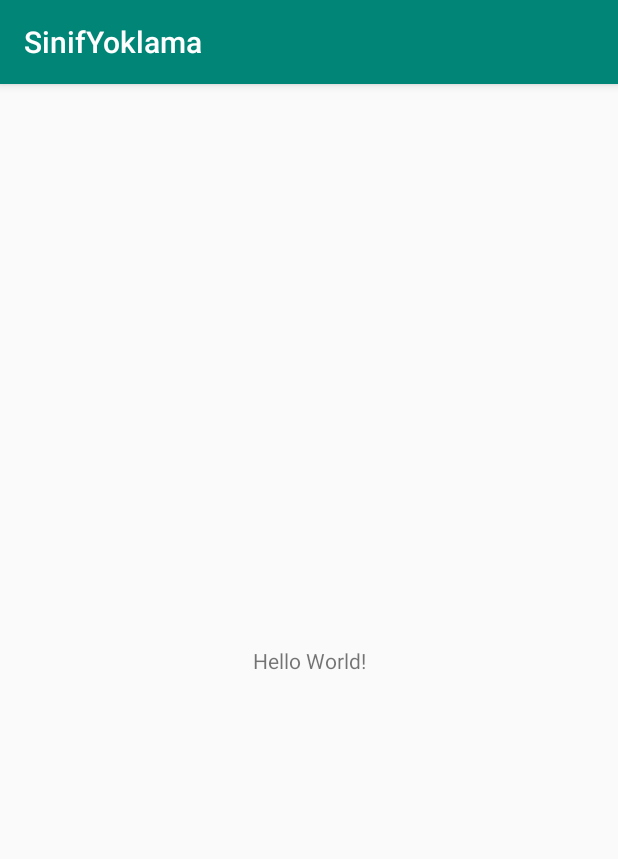
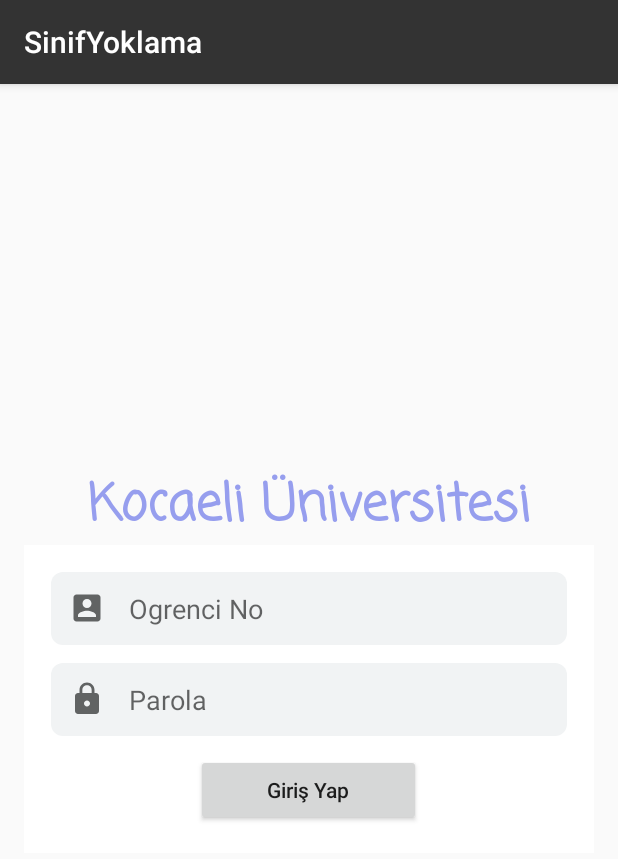
Before and after one commit to kadirdogan97/SinifYoklama, an Android app: the screen it shows after launch (MainActivity before the commit, LoginActivity after it), on a phone screen of 412 x 824 dp. Shown: the top 859 px of the screen. Run offline under Robolectric (Android 15) with nearby library versions, the light colour scheme and no system bars; our stand-ins replace data binding.

Commit message:
retrofit and login page added

```diff
--- a/app/src/main/AndroidManifest.xml
+++ b/app/src/main/AndroidManifest.xml
@@ -1,21 +1,23 @@
 <?xml version="1.0" encoding="utf-8"?>
 <manifest xmlns:android="http://schemas.android.com/apk/res/android"
     package="com.kadirdogan97.sinifyoklama">
-
+    <uses-permission android:name="android.permission.INTERNET"/>
     <application
         android:allowBackup="true"
         android:icon="@mipmap/ic_launcher"
         android:label="@string/app_name"
         android:roundIcon="@mipmap/ic_launcher_round"
         android:supportsRtl="true"
+        android:usesCleartextTraffic="true"
         android:theme="@style/AppTheme">
-        <activity android:name=".MainActivity">
+        <activity android:name=".LoginActivity">
             <intent-filter>
                 <action android:name="android.intent.action.MAIN" />
 
                 <category android:name="android.intent.category.LAUNCHER" />
             </intent-filter>
         </activity>
+        <activity android:name=".MainActivity"></activity>
     </application>
 
 </manifest>
--- /dev/null
+++ b/app/src/main/java/com/kadirdogan97/sinifyoklama/AuthListener.kt
@@ -0,0 +1,9 @@
+package com.kadirdogan97.sinifyoklama
+
+import androidx.lifecycle.LiveData
+
+interface AuthListener {
+    fun onStarted()
+    fun onSuccess(loginResponse: LiveData<Login>)
+    fun onFailure(message: String?)
+}
--- /dev/null
+++ b/app/src/main/java/com/kadirdogan97/sinifyoklama/AuthViewModel.kt
@@ -0,0 +1,20 @@
+package com.kadirdogan97.sinifyoklama
+
+import android.view.View
+import androidx.lifecycle.ViewModel
+
+class AuthViewModel: ViewModel() {
+    var username: String? = null
+    var password: String? = null
+    var authListener: AuthListener? = null
+
+    fun onLoginButtonClick(view: View){
+        authListener?.onStarted()
+        if(username.isNullOrEmpty()||password.isNullOrEmpty()){
+            authListener?.onFailure("Invalid Student No or Password")
+            return
+        }
+        val loginResponse = LoginRepository().userLogin(username!!, password!!)
+        authListener?.onSuccess(loginResponse)
+    }
+}
--- /dev/null
+++ b/app/src/main/java/com/kadirdogan97/sinifyoklama/LoginActivity.kt
@@ -0,0 +1,50 @@
+package com.kadirdogan97.sinifyoklama
+
+import android.content.Intent
+import androidx.appcompat.app.AppCompatActivity
+import android.os.Bundle
+import androidx.databinding.DataBindingUtil
+import androidx.lifecycle.LiveData
+import androidx.lifecycle.Observer
+import androidx.lifecycle.ViewModelProviders
+import com.kadirdogan97.sinifyoklama.databinding.ActivityLoginBinding
+import com.kadirdogan97.yoklasinifi.util.hide
+import com.kadirdogan97.yoklasinifi.util.show
+import com.kadirdogan97.yoklasinifi.util.toast
+import kotlinx.android.synthetic.main.activity_login.*
+
+class LoginActivity : AppCompatActivity(), AuthListener {
+
+
+    override fun onCreate(savedInstanceState: Bundle?) {
+        super.onCreate(savedInstanceState)
+        val binding: ActivityLoginBinding = DataBindingUtil.setContentView(this,R.layout.activity_login)
+        val viewModel = ViewModelProviders.of(this).get(AuthViewModel::class.java)
+        binding.viewmodel = viewModel
+        viewModel.authListener = this
+    }
+
+    override fun onStarted() {
+        toast("Login Started")
+        progress_bar.show()
+    }
+
+    override fun onSuccess(loginResponse: LiveData<Login>) {
+        val intent = Intent(this, MainActivity::class.java)
+        loginResponse.observe(this, Observer {
+            progress_bar.hide()
+            toast(it.success.toString())
+            intent.putExtra("LoginUser", it)
+            if(it.success!!){
+                startActivity(intent)
+            }
+        })
+
+    }
+
+    override fun onFailure(message: String?) {
+        progress_bar.hide()
+        toast("Login Failure")
+    }
+
+}
--- a/app/src/main/java/com/kadirdogan97/sinifyoklama/MainActivity.kt
+++ b/app/src/main/java/com/kadirdogan97/sinifyoklama/MainActivity.kt
@@ -2,11 +2,14 @@
 
 import androidx.appcompat.app.AppCompatActivity
 import android.os.Bundle
+import com.kadirdogan97.yoklasinifi.util.toast
 
 class MainActivity : AppCompatActivity() {
 
     override fun onCreate(savedInstanceState: Bundle?) {
         super.onCreate(savedInstanceState)
         setContentView(R.layout.activity_main)
+        var myLogin = intent.getSerializableExtra("LoginUser") as Login
+        toast(myLogin.success.toString())
     }
 }
--- /dev/null
+++ b/app/src/main/res/drawable-v24/edit_text_round_gray_background.xml
@@ -0,0 +1,12 @@
+<?xml version="1.0" encoding="utf-8"?>
+<shape xmlns:android="http://schemas.android.com/apk/res/android"
+       android:shape="rectangle" android:padding="10dp">
+
+    <solid android:color="#f1f3f4"/>
+
+    <corners
+            android:bottomRightRadius="8dp"
+            android:bottomLeftRadius="8dp"
+            android:topLeftRadius="8dp"
+            android:topRightRadius="8dp"/>
+</shape>
--- /dev/null
+++ b/app/src/main/res/drawable-v24/ic_email.xml
@@ -0,0 +1,5 @@
+<vector android:height="24dp" android:tint="#616363"
+    android:viewportHeight="24.0" android:viewportWidth="24.0"
+    android:width="24dp" xmlns:android="http://schemas.android.com/apk/res/android">
+    <path android:fillColor="#FF000000" android:pathData="M20,4L4,4c-1.1,0 -1.99,0.9 -1.99,2L2,18c0,1.1 0.9,2 2,2h16c1.1,0 2,-0.9 2,-2L22,6c0,-1.1 -0.9,-2 -2,-2zM20,8l-8,5 -8,-5L4,6l8,5 8,-5v2z"/>
+</vector>
--- /dev/null
+++ b/app/src/main/res/drawable-v24/ic_lock.xml
@@ -0,0 +1,5 @@
+<vector android:height="24dp" android:tint="#616363"
+    android:viewportHeight="24.0" android:viewportWidth="24.0"
+    android:width="24dp" xmlns:android="http://schemas.android.com/apk/res/android">
+    <path android:fillColor="#FF000000" android:pathData="M18,8h-1L17,6c0,-2.76 -2.24,-5 -5,-5S7,3.24 7,6v2L6,8c-1.1,0 -2,0.9 -2,2v10c0,1.1 0.9,2 2,2h12c1.1,0 2,-0.9 2,-2L20,10c0,-1.1 -0.9,-2 -2,-2zM12,17c-1.1,0 -2,-0.9 -2,-2s0.9,-2 2,-2 2,0.9 2,2 -0.9,2 -2,2zM15.1,8L8.9,8L8.9,6c0,-1.71 1.39,-3.1 3.1,-3.1 1.71,0 3.1,1.39 3.1,3.1v2z"/>
+</vector>
--- /dev/null
+++ b/app/src/main/res/drawable-v24/ic_name.xml
@@ -0,0 +1,5 @@
+<vector android:height="24dp" android:tint="#616363"
+    android:viewportHeight="24.0" android:viewportWidth="24.0"
+    android:width="24dp" xmlns:android="http://schemas.android.com/apk/res/android">
+    <path android:fillColor="#FF000000" android:pathData="M3,5v14c0,1.1 0.89,2 2,2h14c1.1,0 2,-0.9 2,-2L21,5c0,-1.1 -0.9,-2 -2,-2L5,3c-1.11,0 -2,0.9 -2,2zM15,9c0,1.66 -1.34,3 -3,3s-3,-1.34 -3,-3 1.34,-3 3,-3 3,1.34 3,3zM6,17c0,-2 4,-3.1 6,-3.1s6,1.1 6,3.1v1L6,18v-1z"/>
+</vector>
--- /dev/null
+++ b/app/src/main/res/layout/activity_login.xml
@@ -0,0 +1,106 @@
+<?xml version="1.0" encoding="utf-8"?>
+<layout xmlns:android="http://schemas.android.com/apk/res/android"
+    xmlns:app="http://schemas.android.com/apk/res-auto"
+    xmlns:tools="http://schemas.android.com/tools">
+
+    <data>
+        <variable
+            name="viewmodel"
+            type="com.kadirdogan97.sinifyoklama.AuthViewModel" />
+    </data>
+
+    <androidx.constraintlayout.widget.ConstraintLayout
+        android:layout_width="match_parent"
+        android:layout_height="match_parent"
+        tools:context=".LoginActivity">
+
+        <LinearLayout
+            android:id="@+id/linearLayout"
+            android:layout_width="match_parent"
+            android:layout_height="wrap_content"
+            android:orientation="vertical"
+            android:padding="16dp"
+            app:layout_constraintBottom_toBottomOf="parent"
+            app:layout_constraintEnd_toEndOf="parent"
+            app:layout_constraintStart_toStartOf="parent"
+            app:layout_constraintTop_toTopOf="parent">
+
+
+            <LinearLayout
+                android:id="@+id/linearLayout1"
+                android:layout_width="match_parent"
+                android:layout_height="wrap_content"
+                android:layout_centerHorizontal="true"
+                android:orientation="vertical">
+
+                <TextView
+                    android:layout_width="wrap_content"
+                    android:layout_height="wrap_content"
+                    android:layout_gravity="center_horizontal"
+                    android:text="Kocaeli Üniversitesi"
+                    android:textAllCaps="false"
+                    android:textAppearance="@style/TextAppearance.AppCompat.Display1"
+                    android:textColor="#969EEE"
+                    android:textStyle="bold"
+                    android:typeface="monospace"
+                    app:fontFamily="casual" />
+
+            </LinearLayout>
+
+            <LinearLayout
+                android:id="@+id/linearLayout2"
+                android:layout_width="match_parent"
+                android:layout_height="wrap_content"
+                android:layout_below="@id/linearLayout1"
+                android:background="#ffffff"
+                android:orientation="vertical"
+                android:padding="18dp">
+
+                <EditText
+                    android:layout_width="match_parent"
+                    android:layout_height="match_parent"
+                    android:layout_marginBottom="12dp"
+                    android:background="@drawable/edit_text_round_gray_background"
+                    android:drawableLeft="@drawable/ic_name"
+                    android:drawablePadding="16dp"
+                    android:hint="Ogrenci No"
+                    android:inputType="text"
+                    android:padding="12dp"
+                    android:text="@={viewmodel.username}" />
+
+                <EditText
+                    android:layout_width="match_parent"
+                    android:layout_height="match_parent"
+                    android:layout_marginBottom="12dp"
+                    android:background="@drawable/edit_text_round_gray_background"
+                    android:drawableLeft="@drawable/ic_lock"
+                    android:drawablePadding="16dp"
+                    android:hint="Parola"
+                    android:inputType="textPassword"
+                    android:padding="12dp"
+                    android:text="@={viewmodel.password}" />
+
+                <Button
+                    android:layout_width="150dp"
+                    android:layout_height="wrap_content"
+                    android:layout_gravity="center_horizontal"
+                    android:onClick="@{viewmodel::onLoginButtonClick}"
+                    android:text="Giriş Yap"
+                    android:textAllCaps="false" />
+
+            </LinearLayout>
+
+        </LinearLayout>
+
+        <ProgressBar
+            android:id="@+id/progress_bar"
+            android:layout_width="wrap_content"
+            android:layout_height="wrap_content"
+            android:layout_gravity="center_horizontal|center_vertical"
+            android:visibility="invisible"
+            app:layout_constraintEnd_toEndOf="parent"
+            app:layout_constraintStart_toStartOf="parent"
+            app:layout_constraintTop_toBottomOf="@+id/linearLayout" />
+
+    </androidx.constraintlayout.widget.ConstraintLayout>
+</layout>
--- a/app/src/main/res/values/colors.xml
+++ b/app/src/main/res/values/colors.xml
@@ -1,6 +1,14 @@
 <?xml version="1.0" encoding="utf-8"?>
 <resources>
-    <color name="colorPrimary">#008577</color>
-    <color name="colorPrimaryDark">#00574B</color>
-    <color name="colorAccent">#D81B60</color>
+    <color name="colorPrimary">#333333</color>
+    <color name="colorPrimaryDark">#1E1E1E</color>
+    <color name="colorAccent">#1BB954</color>
+
+    <color name="colorWhite">#ffffff</color>
+    <color name="colorRed">#FF544D</color>
+
+    <color name="colorTabLayout">#242424</color>
+
+    <color name="colorBottomPlayer">#242424</color>
+
 </resources>
```
Also changed, not shown: app/build.gradle (+25 -5 lines), app/src/main/java/com/kadirdogan97/sinifyoklama/Login.kt (added, +8 -0 lines), app/src/main/java/com/kadirdogan97/sinifyoklama/LoginRepository.kt (added, +35 -0 lines), app/src/main/java/com/kadirdogan97/sinifyoklama/YoklamaService.kt (added, +13 -0 lines), app/src/main/java/com/kadirdogan97/sinifyoklama/YoklamaServiceProvider.kt (added, +14 -0 lines), app/src/main/java/com/kadirdogan97/sinifyoklama/util/ViewUtils.kt (added, +16 -0 lines), app/src/main/res/drawable-v24/ic_app_logo.xml (added, +25 -0 lines), app/src/main/res/values/dimens.xml (added, +23 -0 lines).
